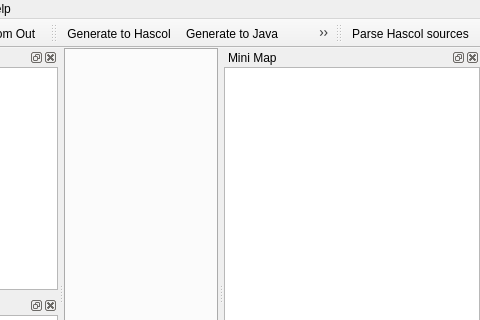
Old version of the form unreal/branches/antlr-parser/qrgui/mainwindow/mainwindow.ui in the repository qreal/qreal; both pictures show x 198 to 678 and y 0 to 320 of the 678 by 559 pixel window.
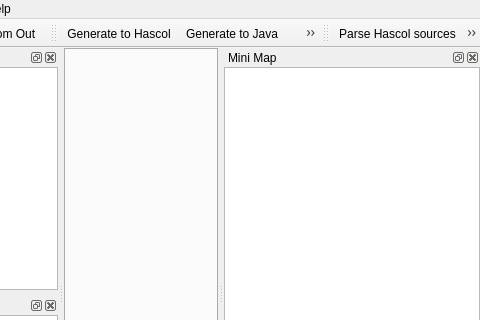
New version of the form. Icons and pictures are not drawn. Custom widgets are drawn as their Qt base class.

The edit to the form file:
```diff
--- a/unreal/branches/antlr-parser/qrgui/mainwindow/mainwindow.ui
+++ b/unreal/branches/antlr-parser/qrgui/mainwindow/mainwindow.ui
@@ -269,6 +269,7 @@
     <bool>false</bool>
    </attribute>
    <addaction name="actionParse_Hascol_sources"/>
+   <addaction name="actionParse_Java_Libraries"/>
   </widget>
   <action name="actionQuit">
    <property name="text">
@@ -473,6 +474,14 @@
     <string>Build diagrams from existing Hascol sources</string>
    </property>
   </action>
+  <action name="actionParse_Java_Libraries">
+   <property name="text">
+    <string>Parse Java Libraries</string>
+   </property>
+   <property name="toolTip">
+    <string>Parse Java Libraries</string>
+   </property>
+  </action>
  </widget>
  <layoutdefault spacing="0" margin="0"/>
  <customwidgets>
```
